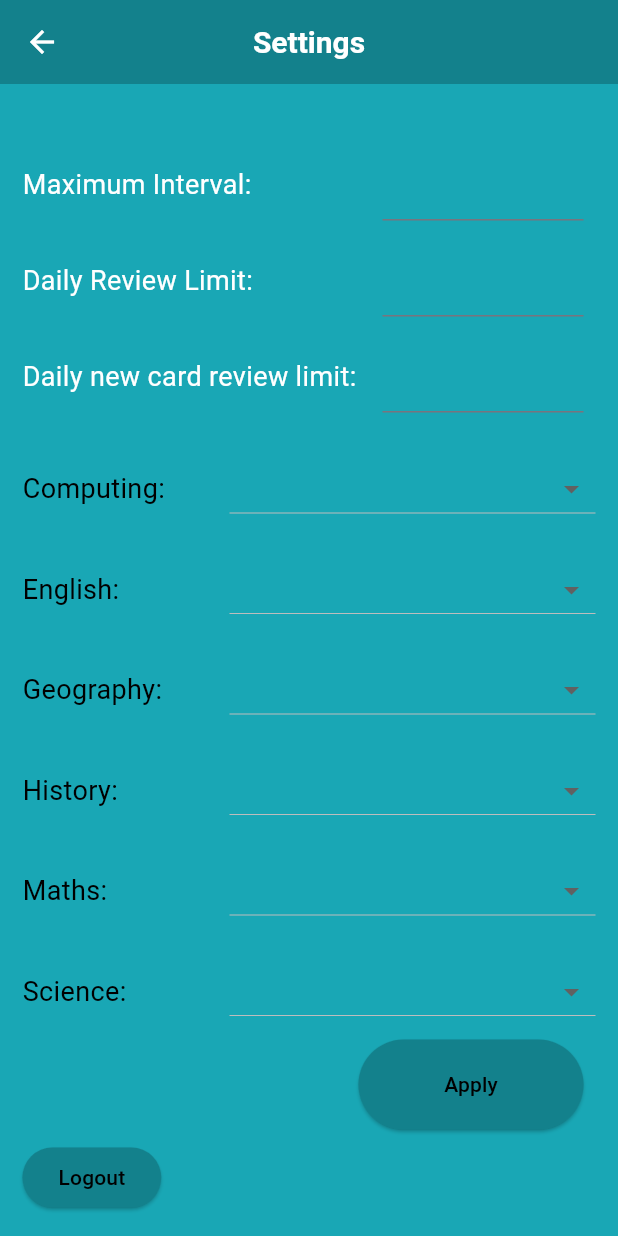
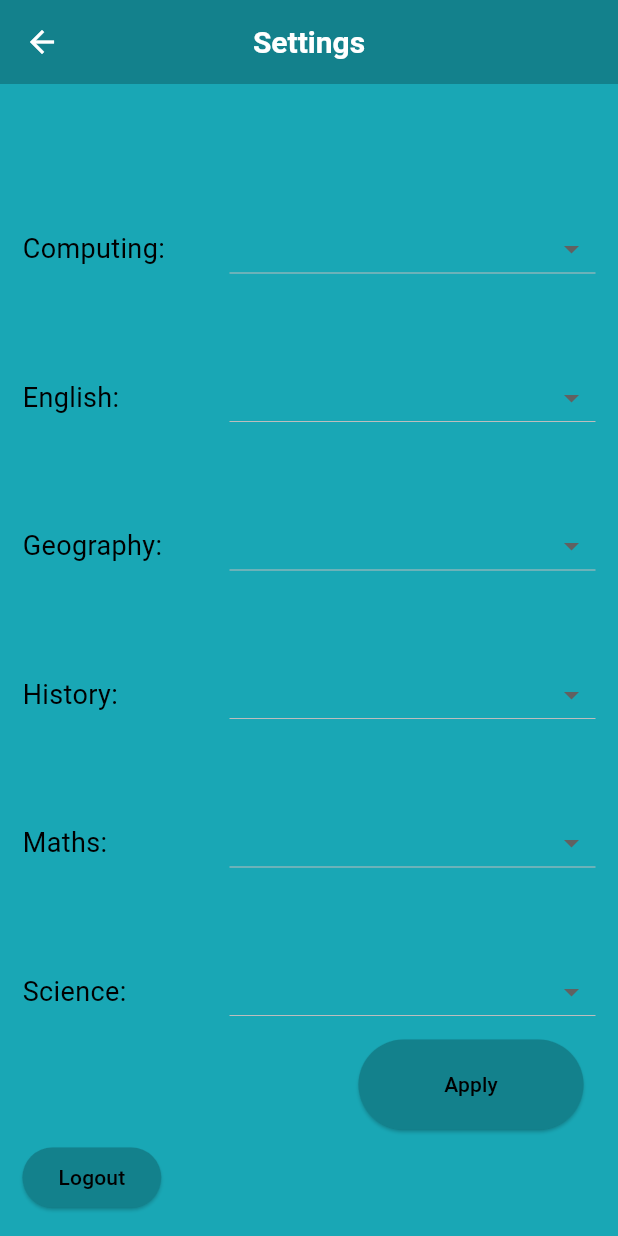
Before and after one commit to SamWylie262/Computer-Science-NEA, a Flutter app: the SettingsPage screen opened directly, on a phone screen of 412 x 824 dp. Run offline on Flutter 3.47's test engine with Material 3 defaults, Android fonts, the light colour scheme and no system bars; missing offline and left inert: flutter_neon.

Commit message:
removed max interval settings etc

```diff
--- a/lib/pages/settings_page.dart
+++ b/lib/pages/settings_page.dart
@@ -41,45 +41,6 @@ class _SettingsPageState extends State<SettingsPage> {
         child: Column(
           children: <Widget>[
             const SizedBox(height: 20),
-            const Row(
-              mainAxisAlignment: MainAxisAlignment.spaceBetween,
-              children: <Widget>[
-                Text('Maximum Interval:'),
-                SizedBox(
-                  width: 150,
-                  child: Padding(
-                    padding: EdgeInsets.all(8.0),
-                    child: TextField(),
-                  ),
-                ),
-              ],
-            ),
-            const Row(
-              mainAxisAlignment: MainAxisAlignment.spaceBetween,
-              children: <Widget>[
-                Text('Daily Review Limit:'),
-                SizedBox(
-                  width: 150,
-                  child: Padding(
-                    padding: EdgeInsets.all(8.0),
-                    child: TextField(),
-                  ),
-                ),
-              ],
-            ),
-            const Row(
-              mainAxisAlignment: MainAxisAlignment.spaceBetween,
-              children: <Widget>[
-                Text('Daily new card review limit:'),
-                SizedBox(
-                  width: 150,
-                  child: Padding(
-                    padding: EdgeInsets.all(8.0),
-                    child: TextField(),
-                  ),
-                ),
-              ],
-            ),
             const Spacer(),
             Row(
               mainAxisAlignment: MainAxisAlignment.spaceBetween,
```
